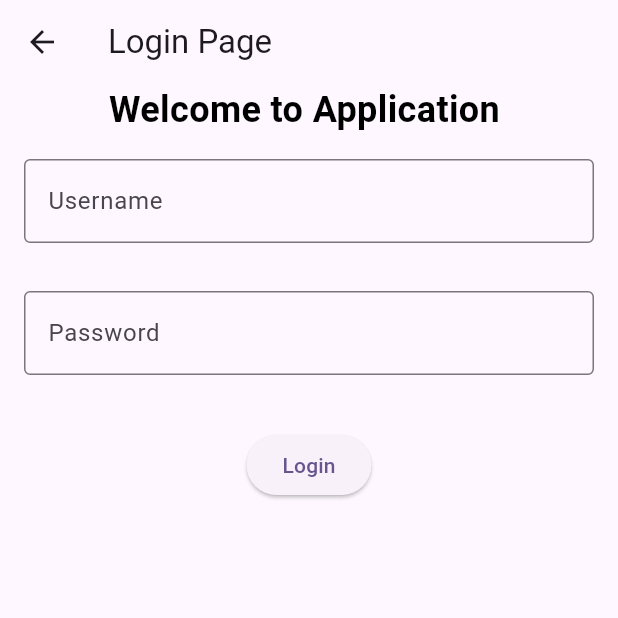
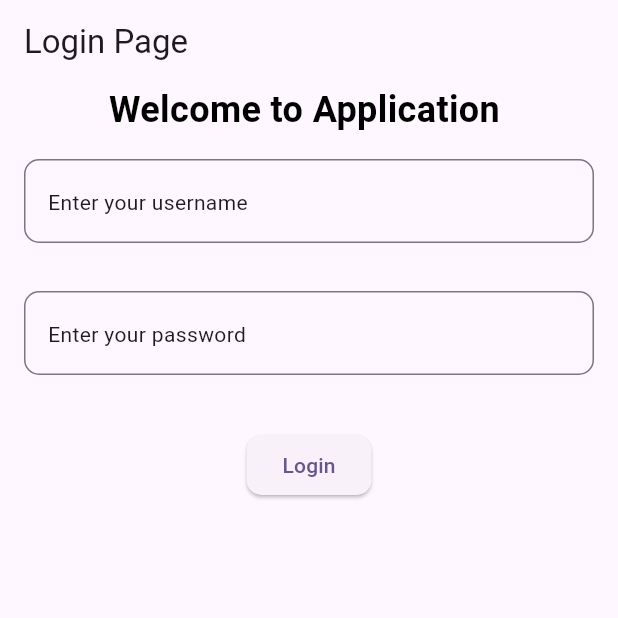
Before and after one commit to DevilsAprentice/Flutter, a Flutter app: the LoginPage screen opened directly, on a phone screen of 412 x 824 dp, the top half of it. Run offline on Flutter 3.47's test engine with Material 3 defaults, Android fonts, the phone set to English and light mode, and no system bars.

Commit message:
implementasi component

```diff
--- a/lib/login_page.dart
+++ b/lib/login_page.dart
@@ -1,19 +1,19 @@
 import 'package:flutter/material.dart';
 
+import 'component/custom_button.dart';
+import 'component/custom_textfield.dart';
 
 class LoginPage extends StatefulWidget {
-  const new({super.key});
+  const LoginPage({super.key});
 
   @override
   State<LoginPage> createState() => _LoginPageState();
 }
 
 class _LoginPageState extends State<LoginPage> {
-
   TextEditingController txtUsername = TextEditingController();
   TextEditingController txtPassword = TextEditingController();
   String statusLogin = "";
-
 
   @override
   Widget build(BuildContext context) {
@@ -23,40 +23,36 @@ String statusLogin = "";
       ),
       body: Column(
         children: [
-    Text("Welcome to Application "+statusLogin, style: TextStyle(color: const Color.fromARGB(255, 0, 0, 0), fontSize: 24, fontWeight: FontWeight.bold)),
+          Text(
+            "Welcome to Application " + statusLogin,
+            style: TextStyle(
+              color: const Color.fromARGB(255, 0, 0, 0),
+              fontSize: 24,
+              fontWeight: FontWeight.bold,
+            ),
+          ),
           Container(
             margin: EdgeInsets.all(16.0),
-      child: TextField(
-        controller: txtUsername,
-        decoration: InputDecoration(
-          labelText: 'Username',
-          hintText: 'Enter your username',
-          border: OutlineInputBorder(),
+            child: CustomTextfield(
+              myHint: 'Enter your username',
+              txtController: txtUsername,
             ),
           ),
-    ),
-
           Container(
             margin: EdgeInsets.all(16.0),
-      child: TextField(
-        controller: txtPassword,
-        obscureText: true,
-        decoration: InputDecoration(
-          labelText: 'Password',
-          hintText: 'Enter your password',
-          border: OutlineInputBorder(),
+            child: CustomTextfield(
+              myHint: 'Enter your password',
+              txtController: txtPassword,
             ),
           ),
-    ),
-
           SizedBox(height: 20),
-    ElevatedButton(
+          CustomButton(
+            text: 'Login',
             onPressed: () {
-
               setState(() {
                 String username = txtUsername.text.toString();
                 String password = txtPassword.text.toString();
-        if(username == "admin" && password == "admin") {
+                if (username == "admin" && password == "admin") {
                   setState(() {
                     statusLogin = "Login Success";
                     print('Login Success');
@@ -70,9 +66,7 @@ String statusLogin = "";
               });
 
               print('Login button pressed');
-
             },
-      child: Text('Login'),
           ),
         ],
       ),
--- a/lib/main.dart
+++ b/lib/main.dart
@@ -33,7 +33,7 @@ class MyApp extends StatelessWidget {
         // tested with just a hot reload.
         colorScheme: ColorScheme.fromSeed(seedColor: Colors.deepPurple),
       ),
-      home: CalculatorPage(),
+      home: LoginPage(),
     );
   }
 }
```
Also changed, not shown: lib/calculator_page.dart (+11 -11 lines), lib/component/custom_text.dart (+28 -0 lines). Lines whose indentation alone changed are shown as unchanged.
